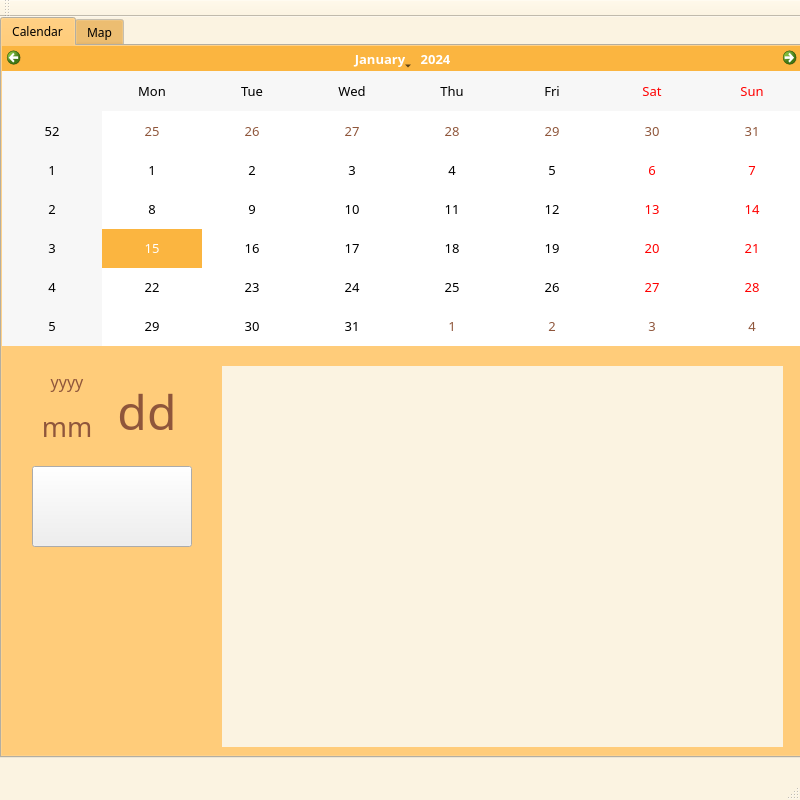
Qt form MealySecond/mainwindow.ui (ilene97/MealySecond_OOPprj) before a commit.
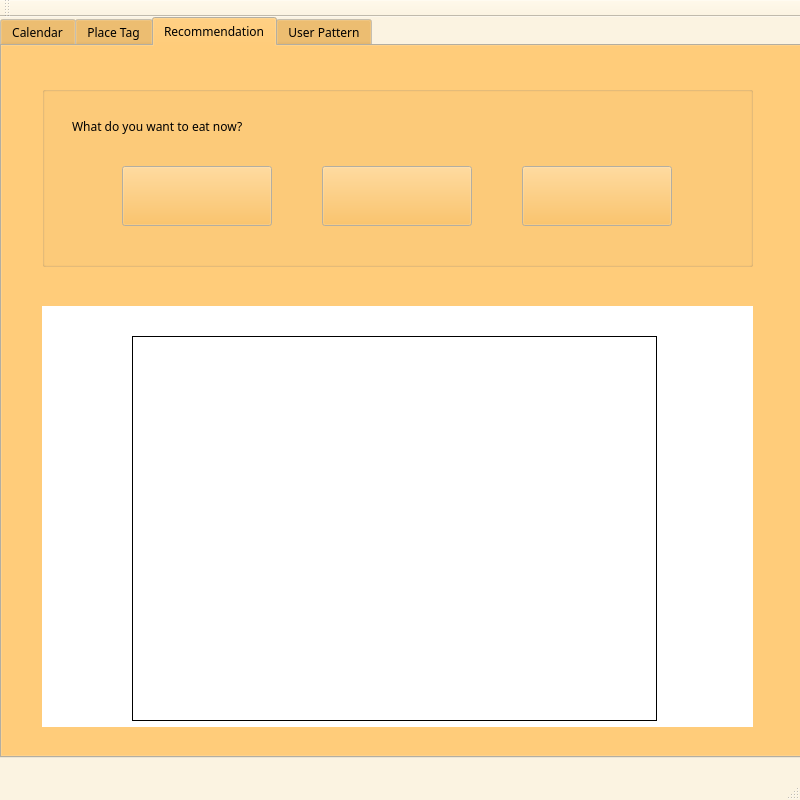
The same form after that commit. The open tabs and pages were chosen to show the change. Icons and pictures are not drawn.

The edit to the form file:
```diff
--- a/MealySecond/mainwindow.ui
+++ b/MealySecond/mainwindow.ui
@@ -604,7 +604,7 @@
     </widget>
     <widget class="QWidget" name="tag">
      <attribute name="title">
-      <string>Map</string>
+      <string>Place Tag</string>
      </attribute>
      <widget class="QPushButton" name="tag_filter">
       <property name="geometry">
@@ -955,6 +955,168 @@
       </property>
      </widget>
     </widget>
+    <widget class="QWidget" name="recommendation">
+     <attribute name="title">
+      <string>Recommendation</string>
+     </attribute>
+     <widget class="QTableView" name="tableView">
+      <property name="geometry">
+       <rect>
+        <x>40</x>
+        <y>260</y>
+        <width>711</width>
+        <height>421</height>
+       </rect>
+      </property>
+      <property name="frameShape">
+       <enum>QFrame::NoFrame</enum>
+      </property>
+      <property name="frameShadow">
+       <enum>QFrame::Plain</enum>
+      </property>
+     </widget>
+     <widget class="QGroupBox" name="groupBox_2">
+      <property name="geometry">
+       <rect>
+        <x>40</x>
+        <y>40</y>
+        <width>711</width>
+        <height>181</height>
+       </rect>
+      </property>
+      <property name="title">
+       <string/>
+      </property>
+      <widget class="QLabel" name="label">
+       <property name="geometry">
+        <rect>
+         <x>30</x>
+         <y>20</y>
+         <width>501</width>
+         <height>41</height>
+        </rect>
+       </property>
+       <property name="text">
+        <string>What do you want to eat now?</string>
+       </property>
+      </widget>
+      <widget class="QPushButton" name="mealButton">
+       <property name="geometry">
+        <rect>
+         <x>80</x>
+         <y>80</y>
+         <width>150</width>
+         <height>60</height>
+        </rect>
+       </property>
+       <property name="text">
+        <string/>
+       </property>
+      </widget>
+      <widget class="QPushButton" name="dessertButton">
+       <property name="geometry">
+        <rect>
+         <x>280</x>
+         <y>80</y>
+         <width>150</width>
+         <height>60</height>
+        </rect>
+       </property>
+       <property name="text">
+        <string/>
+       </property>
+      </widget>
+      <widget class="QPushButton" name="midsnackButton">
+       <property name="geometry">
+        <rect>
+         <x>480</x>
+         <y>80</y>
+         <width>150</width>
+         <height>60</height>
+        </rect>
+       </property>
+       <property name="text">
+        <string/>
+       </property>
+      </widget>
+     </widget>
+     <widget class="QLabel" name="label_2">
+      <property name="geometry">
+       <rect>
+        <x>200</x>
+        <y>400</y>
+        <width>411</width>
+        <height>141</height>
+       </rect>
+      </property>
+      <property name="font">
+       <font>
+        <family>210 콤퓨타세탁 B</family>
+        <pointsize>33</pointsize>
+       </font>
+      </property>
+      <property name="frameShape">
+       <enum>QFrame::NoFrame</enum>
+      </property>
+      <property name="text">
+       <string/>
+      </property>
+      <property name="alignment">
+       <set>Qt::AlignCenter</set>
+      </property>
+     </widget>
+     <widget class="QLabel" name="label_4">
+      <property name="geometry">
+       <rect>
+        <x>130</x>
+        <y>290</y>
+        <width>525</width>
+        <height>385</height>
+       </rect>
+      </property>
+      <property name="frameShape">
+       <enum>QFrame::Panel</enum>
+      </property>
+      <property name="text">
+       <string/>
+      </property>
+     </widget>
+     <zorder>tableView</zorder>
+     <zorder>groupBox_2</zorder>
+     <zorder>label_4</zorder>
+     <zorder>label_2</zorder>
+    </widget>
+    <widget class="QWidget" name="userpattern">
+     <attribute name="title">
+      <string>User Pattern</string>
+     </attribute>
+     <widget class="QGroupBox" name="groupBox">
+      <property name="geometry">
+       <rect>
+        <x>30</x>
+        <y>20</y>
+        <width>731</width>
+        <height>391</height>
+       </rect>
+      </property>
+      <property name="title">
+       <string>Proportions of your Meal  (this month)</string>
+      </property>
+     </widget>
+     <widget class="QGroupBox" name="groupBox_3">
+      <property name="geometry">
+       <rect>
+        <x>30</x>
+        <y>430</y>
+        <width>731</width>
+        <height>261</height>
+       </rect>
+      </property>
+      <property name="title">
+       <string>How many times do you eat Midnight Snack?</string>
+      </property>
+     </widget>
+    </widget>
    </widget>
   </widget>
   <widget class="QMenuBar" name="menuBar">
```
Left out of the diff: 2 changed lines with no effect on the pictures.
